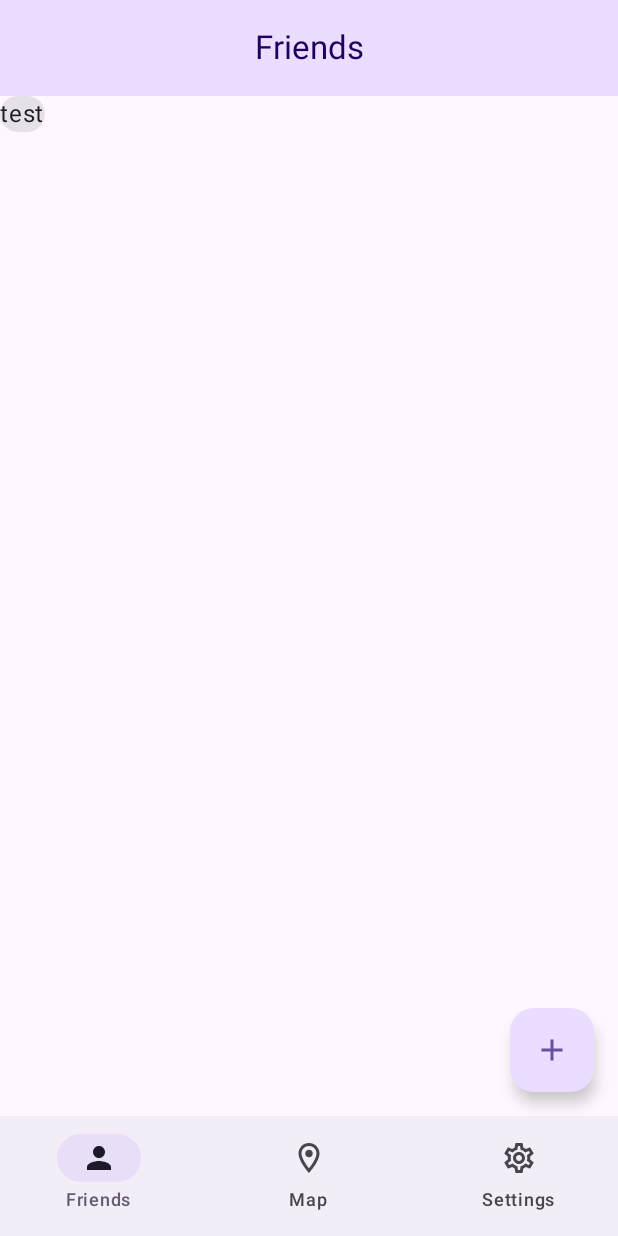
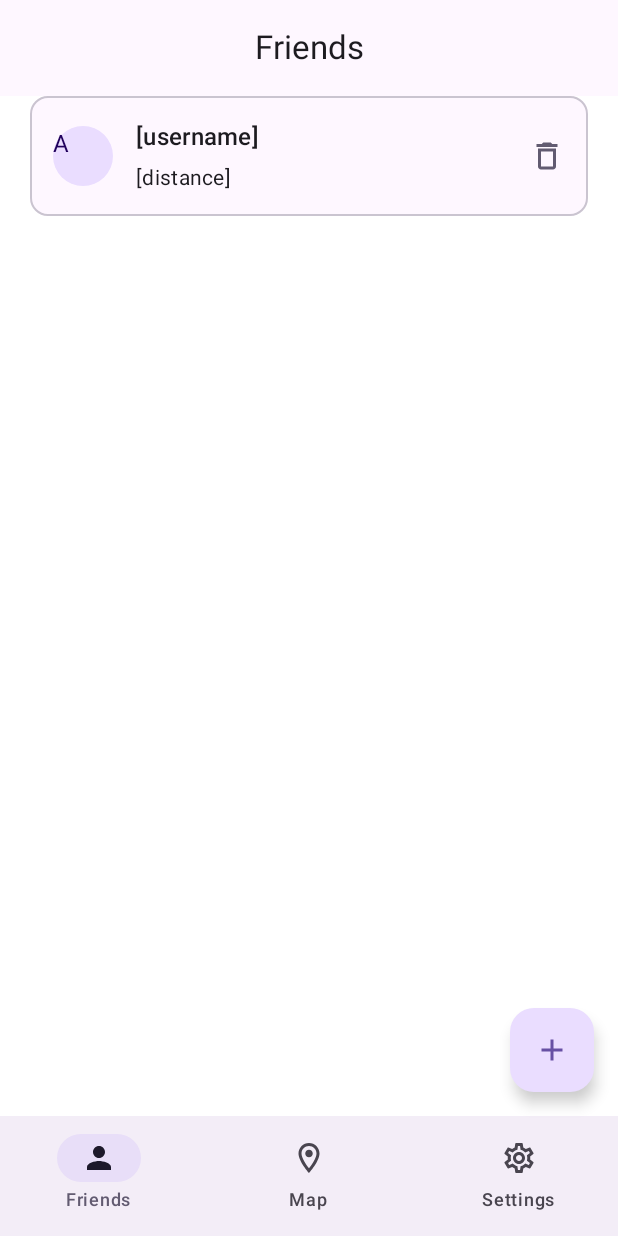
Before and after one commit to Trylog/WhereYouAre, an Android app built with Jetpack Compose: the screen it shows after launch (MainActivity), on a phone screen of 412 x 824 dp. Run offline under Robolectric (Android 15) with nearby library versions, the phone set to English and light mode, and no system bars.

Commit message:
Friend card almost done

```diff
--- a/app/src/main/java/com/example/whereareyou/MainActivity.kt
+++ b/app/src/main/java/com/example/whereareyou/MainActivity.kt
@@ -20,11 +20,3 @@ class MainActivity : ComponentActivity() {
         }
     }
 }
-
-@Preview(showBackground = true)
-@Composable
-fun BarPreview() {
-    AppTheme {
-        FriendsScreen()
-    }
-}
--- a/app/src/main/java/com/example/whereareyou/ui/Friends.kt
+++ b/app/src/main/java/com/example/whereareyou/ui/Friends.kt
@@ -1,10 +1,23 @@
 package com.example.whereareyou.ui
 
+import androidx.compose.foundation.BorderStroke
+import androidx.compose.foundation.background
+import androidx.compose.foundation.layout.Arrangement
+import androidx.compose.foundation.layout.Box
 import androidx.compose.foundation.layout.Column
+import androidx.compose.foundation.layout.Row
+import androidx.compose.foundation.layout.fillMaxWidth
 import androidx.compose.foundation.layout.padding
+import androidx.compose.foundation.layout.size
+import androidx.compose.foundation.shape.CircleShape
 import androidx.compose.material.icons.Icons
+import androidx.compose.material.icons.Icons.Outlined
 import androidx.compose.material.icons.filled.Add
+import androidx.compose.material.icons.filled.Delete
+import androidx.compose.material.icons.filled.Person
+import androidx.compose.material.icons.outlined.Delete
 import androidx.compose.material3.Card
+import androidx.compose.material3.CardDefaults
 import androidx.compose.material3.CenterAlignedTopAppBar
 import androidx.compose.material3.ExperimentalMaterial3Api
 import androidx.compose.material3.FloatingActionButton
@@ -14,7 +27,14 @@ import androidx.compose.material3.Scaffold
 import androidx.compose.material3.Text
 import androidx.compose.material3.TopAppBarDefaults
 import androidx.compose.runtime.Composable
+import androidx.compose.ui.Alignment
 import androidx.compose.ui.Modifier
+import androidx.compose.ui.draw.clip
+import androidx.compose.ui.draw.drawBehind
+import androidx.compose.ui.graphics.Color
+import androidx.compose.ui.tooling.preview.Preview
+import androidx.compose.ui.unit.dp
+import com.example.whereareyou.ui.theme.AppTheme
 
 @OptIn(ExperimentalMaterial3Api::class)
 @Composable
@@ -23,8 +43,8 @@ fun FriendsScreen() {
         topBar = {
             CenterAlignedTopAppBar(
                 colors = TopAppBarDefaults.topAppBarColors(
-                    containerColor = MaterialTheme.colorScheme.primaryContainer,
-                    titleContentColor = MaterialTheme.colorScheme.onPrimaryContainer
+                    containerColor = MaterialTheme.colorScheme.surface,
+                    titleContentColor = MaterialTheme.colorScheme.onSurface
                 ),
                 title = {
                     Text("Friends")
@@ -40,15 +60,72 @@ fun FriendsScreen() {
             }
         },
         bottomBar = {
-            NavBar()
-        }
+            NavBar(0)
+        },
+        containerColor = MaterialTheme.colorScheme.surfaceContainerLowest
     ){ innerPadding ->
         Column (
-            modifier = Modifier.padding(innerPadding)
+            modifier = Modifier
+                .padding(innerPadding)
+                .fillMaxWidth()
+                .padding(horizontal = 20.dp)
         ){
-            Card {
-                Text("test")
+            Card (
+                modifier = Modifier.fillMaxWidth(),
+                colors = CardDefaults.cardColors(
+                    containerColor = MaterialTheme.colorScheme.surface
+                ),
+                border = BorderStroke(1.dp, MaterialTheme.colorScheme.outlineVariant),
+            ){
+                Row (
+                    horizontalArrangement = Arrangement.SpaceBetween,
+                    modifier = Modifier
+                        .fillMaxWidth()
+                        .padding(15.dp)
+                ){
+                    Row(
+                        horizontalArrangement = Arrangement.spacedBy(15.dp),
+                        verticalAlignment = Alignment.CenterVertically
+                    ) {
+                        Text(
+                            text = "A",
+                            modifier = Modifier
+                                .background(
+                                    MaterialTheme.colorScheme.primaryContainer,
+                                    CircleShape
+                                )
+                                .align(Alignment.CenterVertically)
+                                .size(40.dp),
+                            color = MaterialTheme.colorScheme.onPrimaryContainer
+                        )
+                        Column(
+                            verticalArrangement = Arrangement.spacedBy(5.dp),
+                        ) {
+                            Text(text = "[username]", style = MaterialTheme.typography.titleMedium)
+                            Text(text = "[distance]", style = MaterialTheme.typography.bodyMedium)
+                        }
+                    }
+                    Box (
+                        Modifier.align(Alignment.CenterVertically)
+                    ){
+                        Icon(
+                            Outlined
+                                .Delete,
+                            contentDescription = "Delete",
+                            tint = MaterialTheme.colorScheme.secondary
+                        )
+                    }
+                }
+
             }
         }
     }
 }
+
+@Preview(showBackground = true)
+@Composable
+fun FriendsPreview() {
+    AppTheme {
+        FriendsScreen()
+    }
+}
--- a/app/src/main/java/com/example/whereareyou/ui/NavBar.kt
+++ b/app/src/main/java/com/example/whereareyou/ui/NavBar.kt
@@ -8,6 +8,7 @@ import androidx.compose.material.icons.outlined.LocationOn
 import androidx.compose.material.icons.outlined.Person
 import androidx.compose.material.icons.outlined.Settings
 import androidx.compose.material3.Icon
+import androidx.compose.material3.MaterialTheme
 import androidx.compose.material3.NavigationBar
 import androidx.compose.material3.NavigationBarItem
 import androidx.compose.material3.Text
@@ -18,12 +19,14 @@ import androidx.compose.runtime.remember
 import androidx.compose.runtime.setValue
 
 @Composable
-fun NavBar() {
-    var selectedItem by remember { mutableIntStateOf(0) }
+fun NavBar( number: Int ) {
+    var selectedItem by remember { mutableIntStateOf(number) }
     val items = listOf("Friends", "Map", "Settings")
     val selectedIcons = listOf(Icons.Filled.Person, Icons.Filled.LocationOn, Icons.Filled.Settings)
     val unselectedIcons = listOf(Icons.Outlined.Person, Icons.Outlined.LocationOn, Icons.Outlined.Settings)
-    NavigationBar(){
+    NavigationBar(
+        containerColor = MaterialTheme.colorScheme.surfaceContainer,
+    ){
         items.forEachIndexed { index, item ->
             NavigationBarItem(
                 icon = {
```
